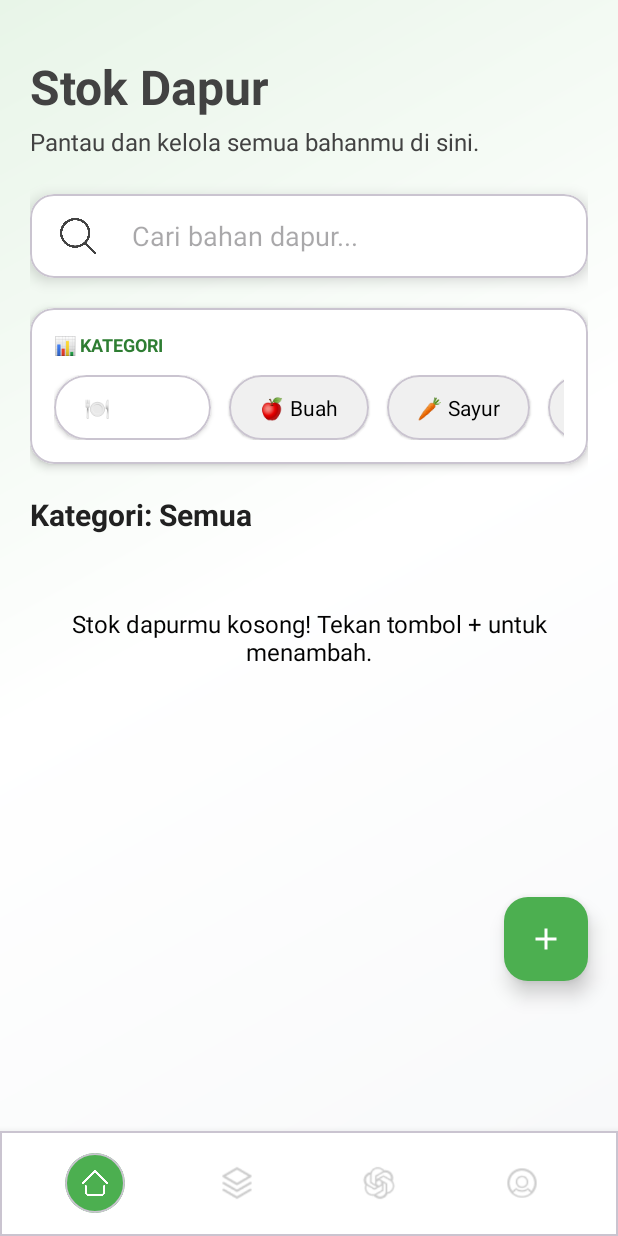
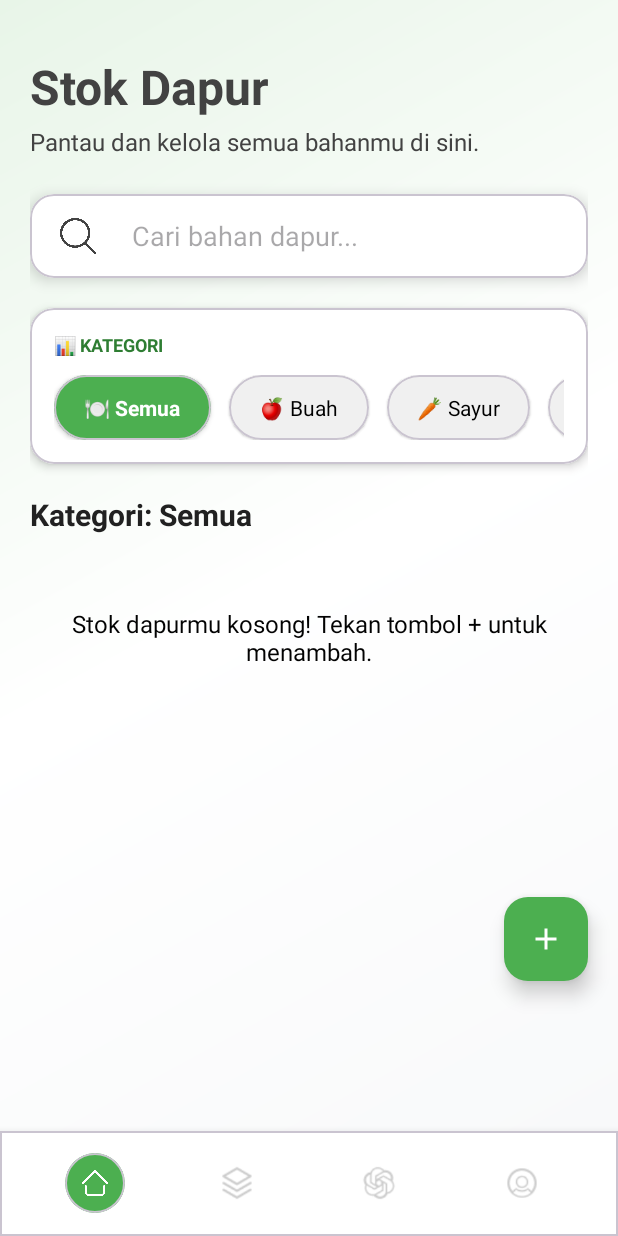
Before and after one commit to andiaisar/SavEat, an Android app: the fragment StockFragment placed in its activity, on a phone screen of 412 x 824 dp. Run offline under Robolectric (Android 15) with nearby library versions, the light colour scheme and no system bars; pictures from the network do not load.

Commit message:
feat(stock): Improve category text visibility

```diff
--- a/app/src/main/res/values/colors.xml
+++ b/app/src/main/res/values/colors.xml
@@ -1,9 +1,9 @@
 <?xml version="1.0" encoding="utf-8"?>
 <resources>
     <color name="purple_500">#000000</color>
-    <color name="green">#FFFFFF</color>
 
-    <!-- Add missing colors -->
+    <color name="green">#4CAF50</color>
+
     <color name="w">#FFFFFF</color>
     <color name="black">#000000</color>
     <color name="white">#FFFFFF</color>
```
